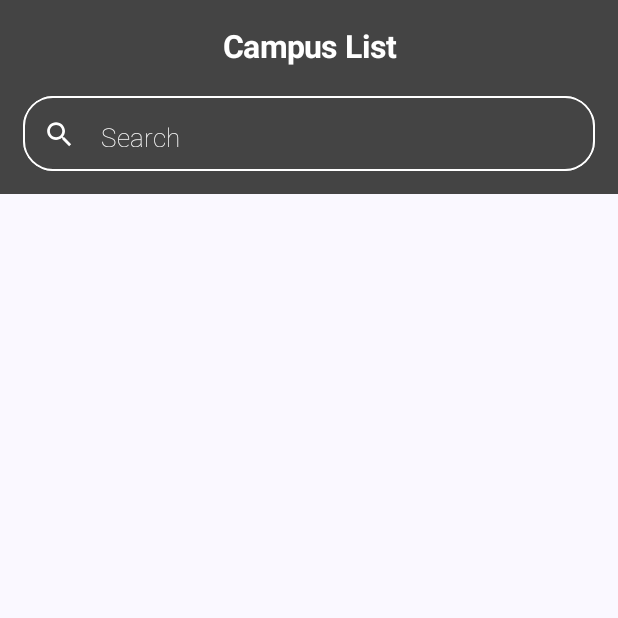
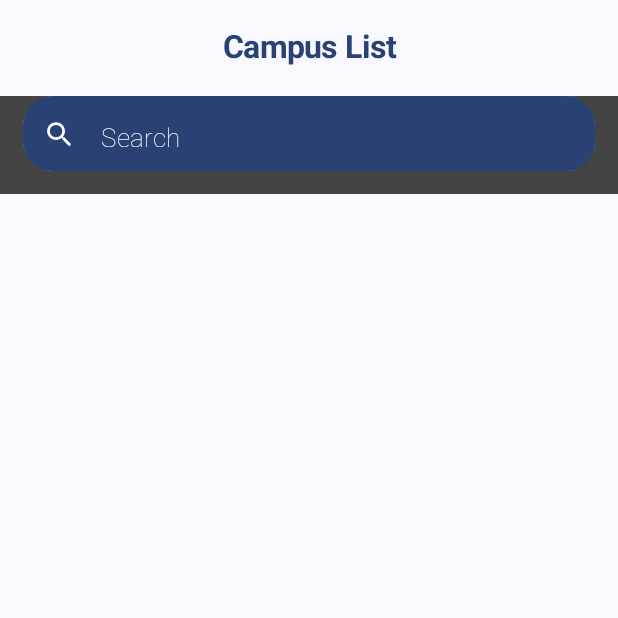
Before and after one commit to byansanur/CampusList, an Android app built with Jetpack Compose: the CampusListScreen screen opened through its navigation route, on a phone screen of 412 x 824 dp, the top half of it. Run offline under Robolectric (Android 15) with nearby library versions, the phone set to English and light mode, and no system bars; our stand-ins replace Dagger/Hilt's generated code, livedata-compose; 2 statements that could not run were skipped.

Commit message:
fix(presentation-layer): fix generic view to use material theme color

```diff
--- a/app/src/main/java/com/byansanur/campuslist/presentation/generic_views/SearchBar.kt
+++ b/app/src/main/java/com/byansanur/campuslist/presentation/generic_views/SearchBar.kt
@@ -14,6 +14,7 @@ import androidx.compose.material.icons.filled.Search
 import androidx.compose.material3.ExperimentalMaterial3Api
 import androidx.compose.material3.Icon
 import androidx.compose.material3.IconButton
+import androidx.compose.material3.MaterialTheme
 import androidx.compose.material3.OutlinedTextField
 import androidx.compose.material3.Text
 import androidx.compose.material3.TextFieldDefaults
@@ -56,8 +57,8 @@ fun MySearchBar(
             .clip(RoundedCornerShape(20.dp))
             .border(
                 BorderStroke(
-                    1.dp,
-                    SolidColor(Color.White)
+                    3.dp,
+                    SolidColor(MaterialTheme.colorScheme.primary)
                 ),
                 RoundedCornerShape(20.dp)
             ),
@@ -107,9 +108,9 @@ fun MySearchBar(
                 fontWeight = FontWeight.Normal,
             ),
             colors = TextFieldDefaults.outlinedTextFieldColors(
-                containerColor = Color.DarkGray,
-                focusedBorderColor = Color.DarkGray,
-                unfocusedBorderColor = Color.White,
+                containerColor = MaterialTheme.colorScheme.primary,
+                focusedBorderColor = MaterialTheme.colorScheme.primaryContainer,
+                unfocusedBorderColor = MaterialTheme.colorScheme.primaryContainer,
                 cursorColor = Color.White
 
             ),
--- a/app/src/main/java/com/byansanur/campuslist/presentation/generic_views/Toolbar.kt
+++ b/app/src/main/java/com/byansanur/campuslist/presentation/generic_views/Toolbar.kt
@@ -6,11 +6,11 @@ import androidx.compose.material3.CenterAlignedTopAppBar
 import androidx.compose.material3.ExperimentalMaterial3Api
 import androidx.compose.material3.Icon
 import androidx.compose.material3.IconButton
+import androidx.compose.material3.MaterialTheme
 import androidx.compose.material3.Text
 import androidx.compose.material3.TopAppBar
 import androidx.compose.material3.TopAppBarDefaults
 import androidx.compose.runtime.Composable
-import androidx.compose.ui.graphics.Color
 import androidx.compose.ui.res.stringResource
 import androidx.compose.ui.text.TextStyle
 import androidx.compose.ui.text.font.FontWeight
@@ -24,14 +24,14 @@ fun CustomCenterToolbar(title: Int) {
             Text(
                 stringResource(title),
                 style = TextStyle(
-                    color = Color.White,
+                    color = MaterialTheme.colorScheme.primary,
                     fontWeight = FontWeight.Bold,
                     fontSize = 21.sp
                 )
             )
         },
         colors = TopAppBarDefaults.centerAlignedTopAppBarColors(
-            containerColor = Color.DarkGray
+            containerColor = MaterialTheme.colorScheme.background
         )
     )
 }
@@ -47,21 +47,21 @@ fun CustomToolbar(
             Text(
                 title,
                 style = TextStyle(
-                    color = Color.White,
+                    color = MaterialTheme.colorScheme.primary,
                     fontWeight = FontWeight.Bold,
                     fontSize = 21.sp
                 )
             )
         },
         colors = TopAppBarDefaults.centerAlignedTopAppBarColors(
-            containerColor = Color.DarkGray
+            containerColor = MaterialTheme.colorScheme.background
         ),
         navigationIcon = {
             IconButton(onClick = navigateBack) {
                 Icon(
                     imageVector = Icons.AutoMirrored.Filled.ArrowBack,
                     contentDescription = "Localized description",
-                    tint = Color.White
+                    tint = MaterialTheme.colorScheme.primary
                 )
             }
         }
```
Also changed, not shown: app/src/main/java/com/byansanur/campuslist/presentation/generic_views/GenericViews.kt (+9 -5 lines).
